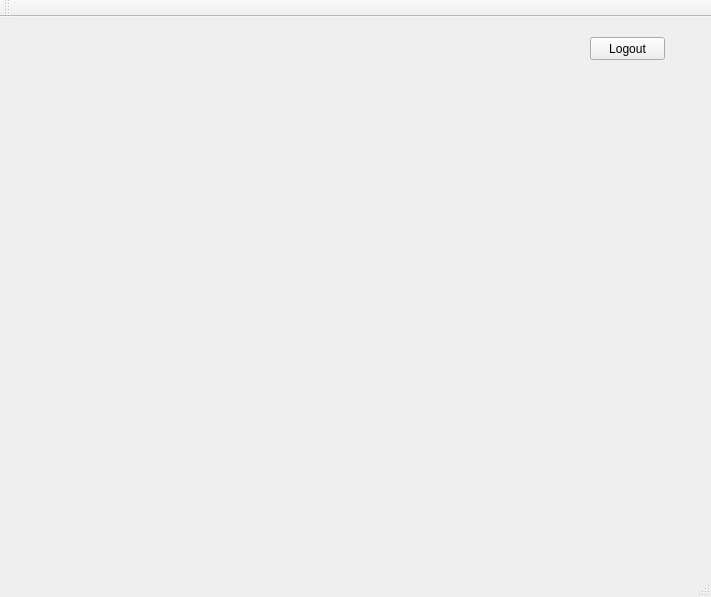
Old version of the form mainwindow.ui in the repository LeeChiWon/ProjectManagement.
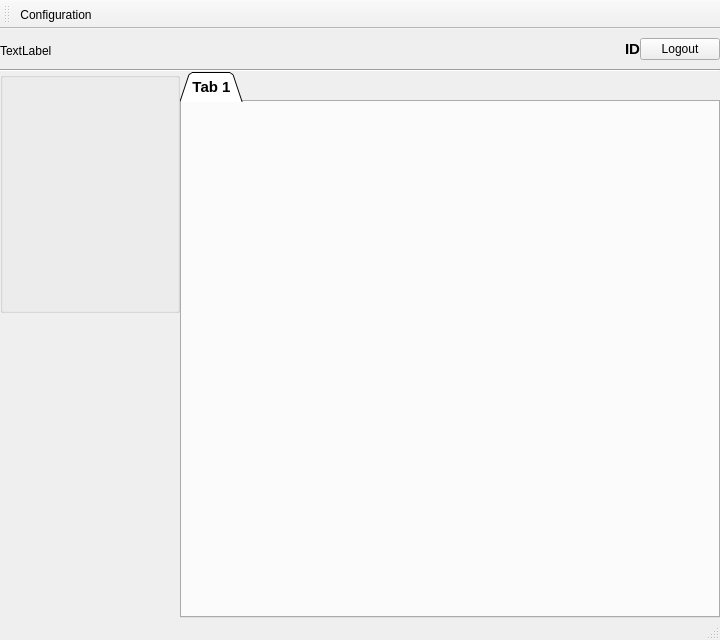
New version of the form. Icons and pictures are not drawn.

What changed in the file:
```diff
--- a/mainwindow.ui
+++ b/mainwindow.ui
@@ -6,8 +6,8 @@
    <rect>
     <x>0</x>
     <y>0</y>
-    <width>711</width>
-    <height>597</height>
+    <width>720</width>
+    <height>640</height>
    </rect>
   </property>
   <property name="windowTitle">
@@ -18,19 +18,126 @@
     <normaloff>:/img/projectmanagement.png</normaloff>:/img/projectmanagement.png</iconset>
   </property>
   <widget class="QWidget" name="centralWidget">
-   <widget class="QPushButton" name="pushButton_Logout">
-    <property name="geometry">
-     <rect>
-      <x>590</x>
-      <y>20</y>
-      <width>75</width>
-      <height>23</height>
-     </rect>
+   <layout class="QGridLayout" name="gridLayout" rowstretch="0,0,0,0,0,0" columnstretch="1,0,0,0">
+    <property name="leftMargin">
+     <number>0</number>
     </property>
-    <property name="text">
-     <string>Logout</string>
+    <property name="topMargin">
+     <number>0</number>
     </property>
-   </widget>
+    <property name="rightMargin">
+     <number>0</number>
+    </property>
+    <property name="bottomMargin">
+     <number>0</number>
+    </property>
+    <property name="spacing">
+     <number>0</number>
+    </property>
+    <item row="3" column="0">
+     <widget class="QGroupBox" name="groupBox">
+      <property name="minimumSize">
+       <size>
+        <width>180</width>
+        <height>241</height>
+       </size>
+      </property>
+      <property name="maximumSize">
+       <size>
+        <width>180</width>
+        <height>241</height>
+       </size>
+      </property>
+      <property name="title">
+       <string/>
+      </property>
+     </widget>
+    </item>
+    <item row="0" column="0" colspan="2">
+     <widget class="QLabel" name="label">
+      <property name="sizePolicy">
+       <sizepolicy hsizetype="Fixed" vsizetype="Fixed">
+        <horstretch>0</horstretch>
+        <verstretch>0</verstretch>
+       </sizepolicy>
+      </property>
+      <property name="minimumSize">
+       <size>
+        <width>200</width>
+        <height>40</height>
+       </size>
+      </property>
+      <property name="maximumSize">
+       <size>
+        <width>200</width>
+        <height>35</height>
+       </size>
+      </property>
+      <property name="text">
+       <string>TextLabel</string>
+      </property>
+     </widget>
+    </item>
+    <item row="2" column="0" colspan="4">
+     <widget class="Line" name="line">
+      <property name="orientation">
+       <enum>Qt::Horizontal</enum>
+      </property>
+     </widget>
+    </item>
+    <item row="3" column="1" rowspan="3" colspan="3">
+     <widget class="QTabWidget" name="tabWidget">
+      <property name="font">
+       <font>
+        <pointsize>11</pointsize>
+        <weight>75</weight>
+        <bold>true</bold>
+       </font>
+      </property>
+      <property name="tabShape">
+       <enum>QTabWidget::Triangular</enum>
+      </property>
+      <property name="currentIndex">
+       <number>0</number>
+      </property>
+      <widget class="QWidget" name="tab">
+       <attribute name="title">
+        <string>Tab 1</string>
+       </attribute>
+      </widget>
+     </widget>
+    </item>
+    <item row="0" column="3">
+     <widget class="QPushButton" name="pushButton_Logout">
+      <property name="sizePolicy">
+       <sizepolicy hsizetype="Fixed" vsizetype="Fixed">
+        <horstretch>0</horstretch>
+        <verstretch>0</verstretch>
+       </sizepolicy>
+      </property>
+      <property name="text">
+       <string>Logout</string>
+      </property>
+     </widget>
+    </item>
+    <item row="0" column="2">
+     <widget class="QLabel" name="label_ID">
+      <property name="font">
+       <font>
+        <pointsize>11</pointsize>
+        <weight>75</weight>
+        <bold>true</bold>
+       </font>
+      </property>
+      <property name="text">
+       <string>ID</string>
+      </property>
+      <property name="alignment">
+       <set>Qt::AlignRight|Qt::AlignTrailing|Qt::AlignVCenter</set>
+      </property>
+     </widget>
+    </item>
+   </layout>
   </widget>
   <widget class="QToolBar" name="mainToolBar">
    <attribute name="toolBarArea">
@@ -39,6 +146,7 @@
    <attribute name="toolBarBreak">
     <bool>false</bool>
    </attribute>
+   <addaction name="actionConfiguration"/>
   </widget>
   <widget class="QStatusBar" name="statusBar"/>
   <widget class="QMenuBar" name="menuBar">
@@ -54,6 +162,24 @@
     <bool>true</bool>
    </property>
   </widget>
+  <action name="actionConfiguration">
+   <property name="checkable">
+    <bool>true</bool>
+   </property>
+   <property name="checked">
+    <bool>false</bool>
+   </property>
+   <property name="icon">
+    <iconset resource="projectmanagement.qrc">
+     <normaloff>:/img/configuration.png</normaloff>:/img/configuration.png</iconset>
+   </property>
+   <property name="text">
+    <string>Configuration</string>
+   </property>
+   <property name="shortcut">
+    <string>Ctrl+O</string>
+   </property>
+  </action>
  </widget>
  <layoutdefault spacing="6" margin="11"/>
  <resources>
```
Left out of the diff: 2 changed lines with no effect on the pictures.
